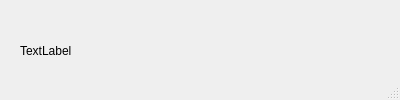
The window that dialog.ui (FraserEdwards/aRCPlanQt) describes before a commit, drawn with Qt 5.
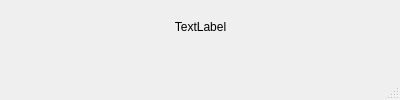
The same window after the commit.

Commit message: Dialog working, gives warnings

What changed in the file:
```diff
--- a/dialog.ui
+++ b/dialog.ui
@@ -40,6 +40,9 @@
    <property name="text">
     <string>TextLabel</string>
    </property>
+   <property name="alignment">
+    <set>Qt::AlignHCenter|Qt::AlignTop</set>
+   </property>
    <property name="wordWrap">
     <bool>true</bool>
    </property>
```
Left out of the diff: 8 changed lines with no effect on the pictures. The commit also changes 3 other files.
